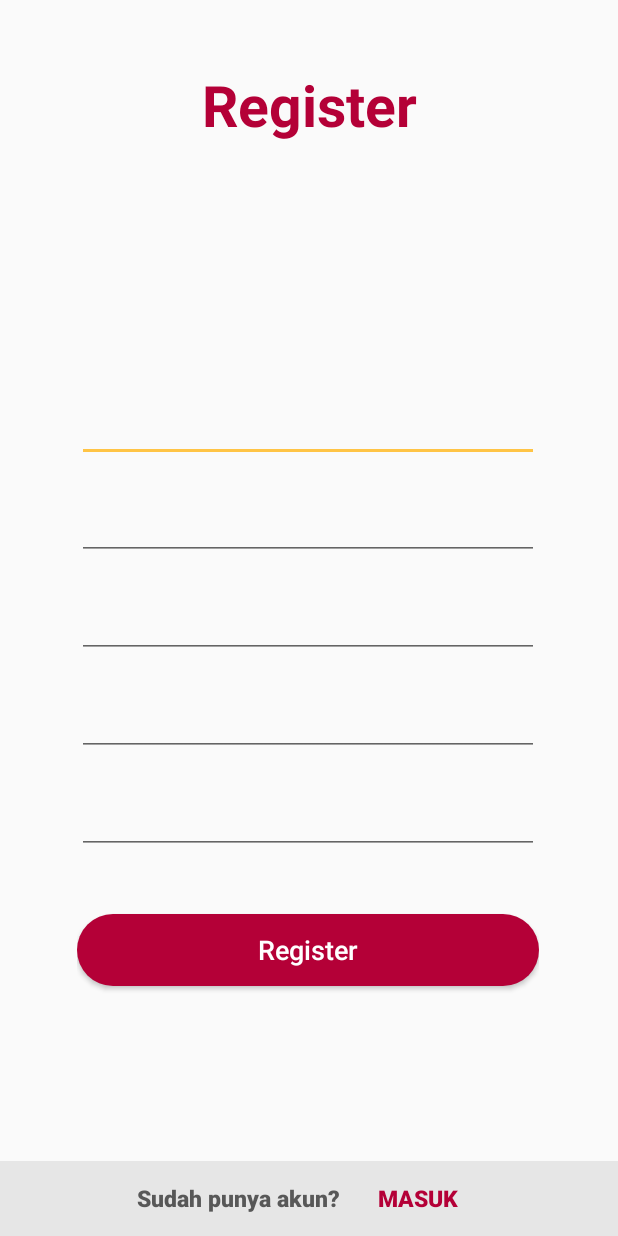
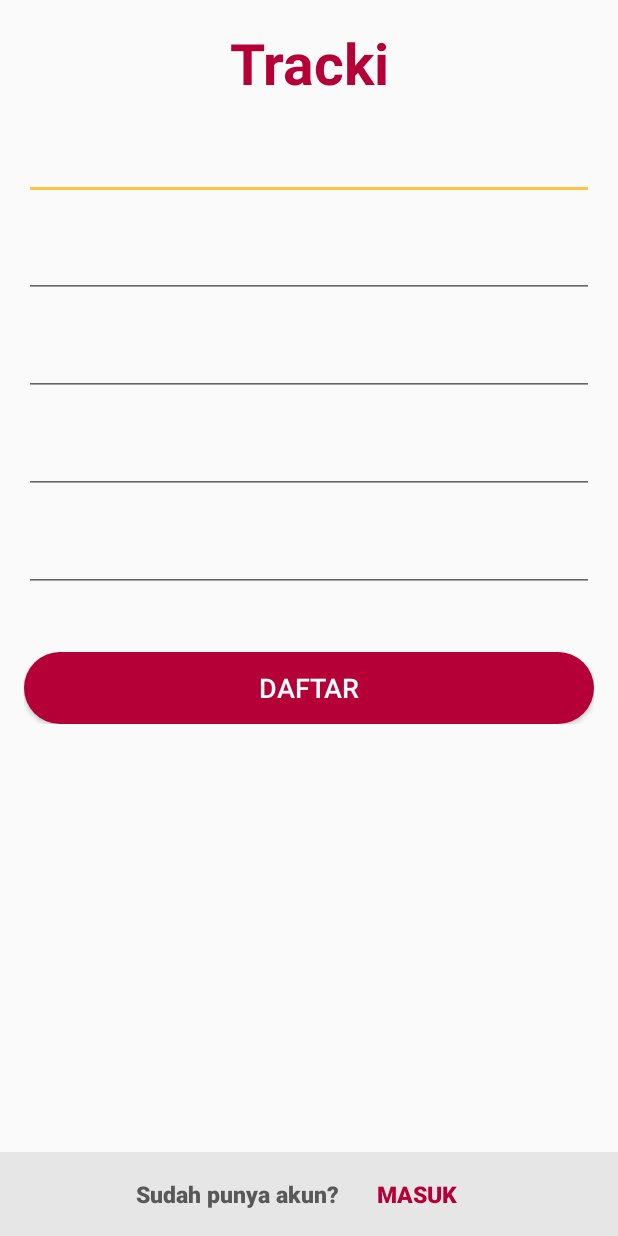
Before and after one commit to aflahtaqiu/tracki-android, an Android app: the RegisterActivity screen opened directly, with no data from a screen before it, on a phone screen of 412 x 824 dp. Run offline under Robolectric (Android 15) with nearby library versions, the phone set to English and light mode, and no system bars; libraries missing offline, so code that uses them is left out: me.omidh.ripplevalidatoredittext; plain views replace RippleValidatorEditText; Roboto replaces fonts that are not available here; 12 statements that could not run were skipped.

Commit message:
register layout new

```diff
--- a/app/src/main/res/layout/activity_register.xml
+++ b/app/src/main/res/layout/activity_register.xml
@@ -22,35 +22,27 @@
 
     <TextView
         android:id="@+id/textViewTracki"
-        android:layout_width="wrap_content"
+        android:layout_width="match_parent"
         android:layout_height="wrap_content"
-        android:layout_marginEnd="8dp"
-        android:layout_marginStart="8dp"
-        android:layout_marginTop="44dp"
-        android:text="Register"
+        android:layout_margin="16dp"
+        android:text="Tracki"
+        android:gravity="center"
         android:textColor="@color/colorTracki"
         android:textSize="38dp"
         android:textStyle="bold"
         app:layout_constraintEnd_toEndOf="parent"
-        app:layout_constraintHorizontal_bias="0.501"
         app:layout_constraintStart_toStartOf="parent"
         app:layout_constraintTop_toTopOf="parent" />
 
     <LinearLayout
         android:id="@+id/layout_input"
-        android:layout_width="308dp"
-        android:layout_height="412dp"
-        android:layout_marginBottom="8dp"
-        android:layout_marginEnd="8dp"
-        android:layout_marginStart="8dp"
-        android:layout_marginTop="8dp"
+        android:layout_width="match_parent"
+        android:layout_height="wrap_content"
+        android:layout_margin="16dp"
         android:orientation="vertical"
-        app:layout_constraintBottom_toBottomOf="parent"
         app:layout_constraintEnd_toEndOf="parent"
-        app:layout_constraintHorizontal_bias="0.494"
         app:layout_constraintStart_toStartOf="parent"
-        app:layout_constraintTop_toTopOf="parent"
-        app:layout_constraintVertical_bias="0.632">
+        app:layout_constraintTop_toBottomOf="@id/textViewTracki">
 
 
         <me.omidh.ripplevalidatoredittext.RippleValidatorEditText
@@ -182,22 +174,20 @@
             android:layout_height="wrap_content"
             android:layout_marginTop="40dp"
             android:background="@drawable/button_register_login"
-            android:text="Register"
-            android:textAllCaps="false"
+            android:text="Daftar"
+            android:textAllCaps="true"
             android:textColor="#ffffff"
             android:textSize="18dp" />
     </LinearLayout>
 
     <android.support.v7.widget.Toolbar
         android:id="@+id/toolbar_register"
-        android:layout_width="417dp"
-        android:layout_height="50dp"
-        android:layout_marginEnd="8dp"
-        android:layout_marginStart="8dp"
+        android:layout_width="match_parent"
+        android:layout_height="0dp"
         android:background="@color/colorbottom"
-        app:layout_constraintBottom_toBottomOf="parent"
         app:layout_constraintEnd_toEndOf="parent"
-        app:layout_constraintStart_toStartOf="parent">
+        app:layout_constraintStart_toStartOf="parent"
+        app:layout_constraintBottom_toBottomOf="parent">
 
         <TextView
             android:id="@+id/toolbar_title1"
```
